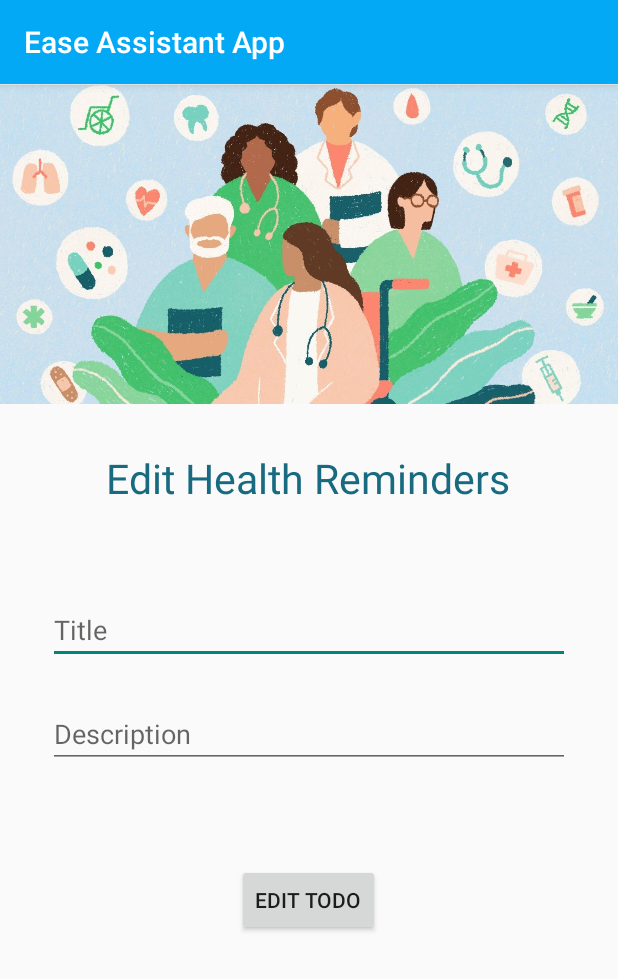
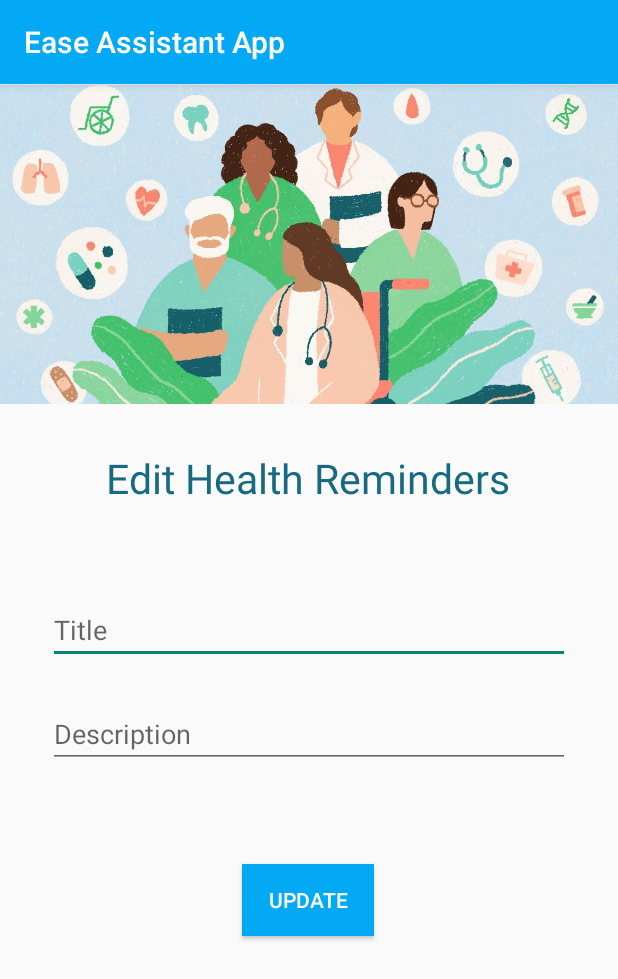
Before and after one commit to VenuraHapugala/EaseAssistantApp, an Android app: the EditToDoHealth screen opened directly, with no data from a screen before it, on a phone screen of 412 x 824 dp. Shown: the top 979 px of the screen. Run offline under Robolectric (Android 15) with nearby library versions, the phone set to English and light mode, and no system bars; 3 statements that could not run were skipped.

Commit message:
Edit to do xml page changes -venura

```diff
--- a/app/src/main/res/layout/activity_edit_to_do_health.xml
+++ b/app/src/main/res/layout/activity_edit_to_do_health.xml
@@ -62,7 +62,9 @@
         android:layout_width="wrap_content"
         android:layout_height="wrap_content"
         android:layout_marginTop="64dp"
-        android:text="Edit ToDo"
+        android:background="#03A9F4"
+        android:text="Update"
+        android:textColor="#FFFFFF"
         app:layout_constraintEnd_toEndOf="parent"
         app:layout_constraintHorizontal_bias="0.498"
         app:layout_constraintStart_toStartOf="parent"
```
